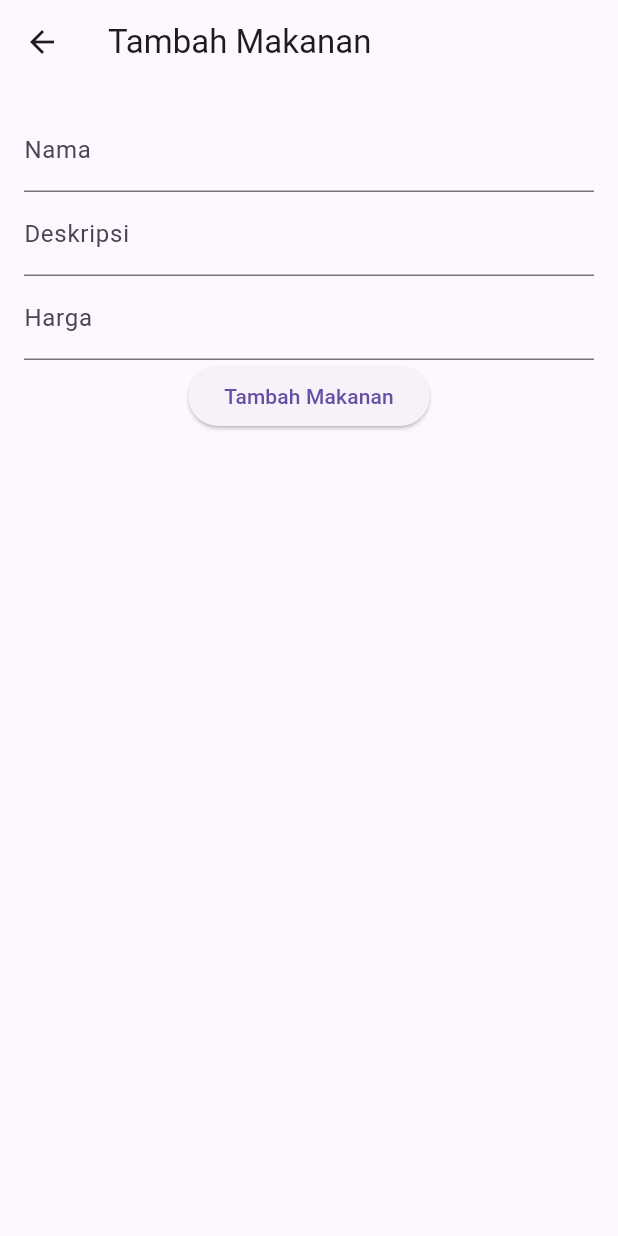
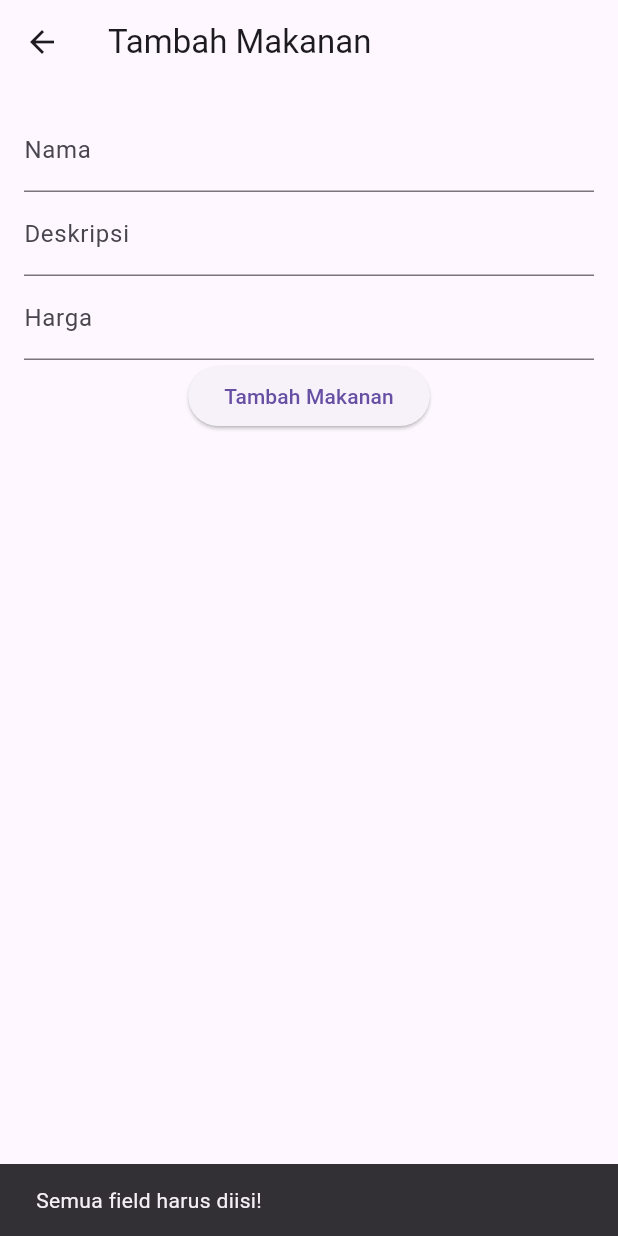
Before and after one commit to belatijagad/knapsnack, a Flutter app: the AddFoodScreen screen opened by its route, after a tap on "Tambah Makanan", on a phone screen of 412 x 824 dp. Run offline on Flutter 3.47's test engine with Material 3 defaults, Android fonts, the phone set to English and light mode, and no system bars; our stand-ins replace flutter_secure_storage; accounts and stored records are empty.

Commit message:
Mungkin final

```diff
--- a/lib/screens/add_food.dart
+++ b/lib/screens/add_food.dart
@@ -1,25 +1,8 @@
 import 'package:flutter/material.dart';
 import 'package:http/http.dart' as http;
+import 'package:knapsnack/screens/home.dart';
 import 'dart:convert';
 import 'package:knapsnack/utils/constants.dart';
-
-// class AddFood extends StatelessWidget {
-//   const AddFood({super.key});
-
-//   @override
-//   Widget build(BuildContext context) {
-//     return Scaffold(
-//       backgroundColor: Colors.grey,
-//       appBar: AppBar(
-//         backgroundColor: Colors.blue,
-//         title: const Text('Tambah makanan'),
-//         centerTitle: true,
-//         elevation: 0,
-//       ),
-//       body: const Text('tambah'),
-//     );
-//   }
-// }
 
 class AddFoodScreen extends StatefulWidget {
   @override
@@ -31,7 +14,34 @@ class _AddFoodScreenState extends State<AddFoodScreen> {
   final TextEditingController _descriptionController = TextEditingController();
   final TextEditingController _priceController = TextEditingController();
 
+  bool _validateInput() {
+    if (_nameController.text.isEmpty ||
+        _descriptionController.text.isEmpty ||
+        _priceController.text.isEmpty) {
+      return false;
+    }
+    return true;
+  }
+
+  bool _validatePrice() {
+    return int.tryParse(_priceController.text) != null;
+  }
+
   Future<void> _createFood() async {
+    if (!_validateInput()) {
+      // Handle input tidak valid (misalnya, menampilkan SnackBar)
+      ScaffoldMessenger.of(context).showSnackBar(
+        SnackBar(content: Text('Semua field harus diisi!')),
+      );
+      return; // Keluar dari fungsi jika input tidak valid
+    }
+
+    if (!_validatePrice()) {
+      ScaffoldMessenger.of(context).showSnackBar(
+        SnackBar(content: Text('Tolong masukkan nominal yang valid!')),
+      );
+      return;
+    }
     var response = await http.post(
       Uri.parse(APIConstants.createConsumables),
       headers: <String, String>{
@@ -45,7 +55,11 @@ class _AddFoodScreenState extends State<AddFoodScreen> {
     );
 
     if (response.statusCode == 200) {
-      // Handle successful registration (e.g., navigate to login page)
+      ScaffoldMessenger.of(context).showSnackBar(
+        SnackBar(content: Text('Berhasil menambahkan makanan!')),
+      );
+      Navigator.of(context).pushReplacement(
+          MaterialPageRoute(builder: (context) => const Home()));
     } else {
       // Handle error (e.g., show error message)
     }
--- a/lib/screens/individual_food.dart
+++ b/lib/screens/individual_food.dart
@@ -18,8 +18,8 @@ class FoodDetailPage extends StatelessWidget {
             Text(consumable.name,
                 style: TextStyle(fontSize: 24, fontWeight: FontWeight.bold)),
             SizedBox(height: 8),
-            Text(consumable.description),
-            Text(consumable.price.toString()),
+            Text('Deskripsi: ${consumable.description}'),
+            Text('Harga: Rp${consumable.price.toString()}'),
             // Add more item details here
           ],
         ),
--- a/lib/screens/login.dart
+++ b/lib/screens/login.dart
@@ -45,7 +45,7 @@ class _LoginScreenState extends State<LoginScreen> {
       } else {
         // Handle error response
         setState(() {
-          _errorMessage = 'Invalid credentials or server error';
+          _errorMessage = 'Kredensial salah!';
         });
       }
     } catch (e) {
```
Also changed, not shown: lib/screens/food_list.dart (+11 -2 lines), lib/screens/home.dart (+5 -3 lines), lib/screens/register.dart (+23 -1 lines).
